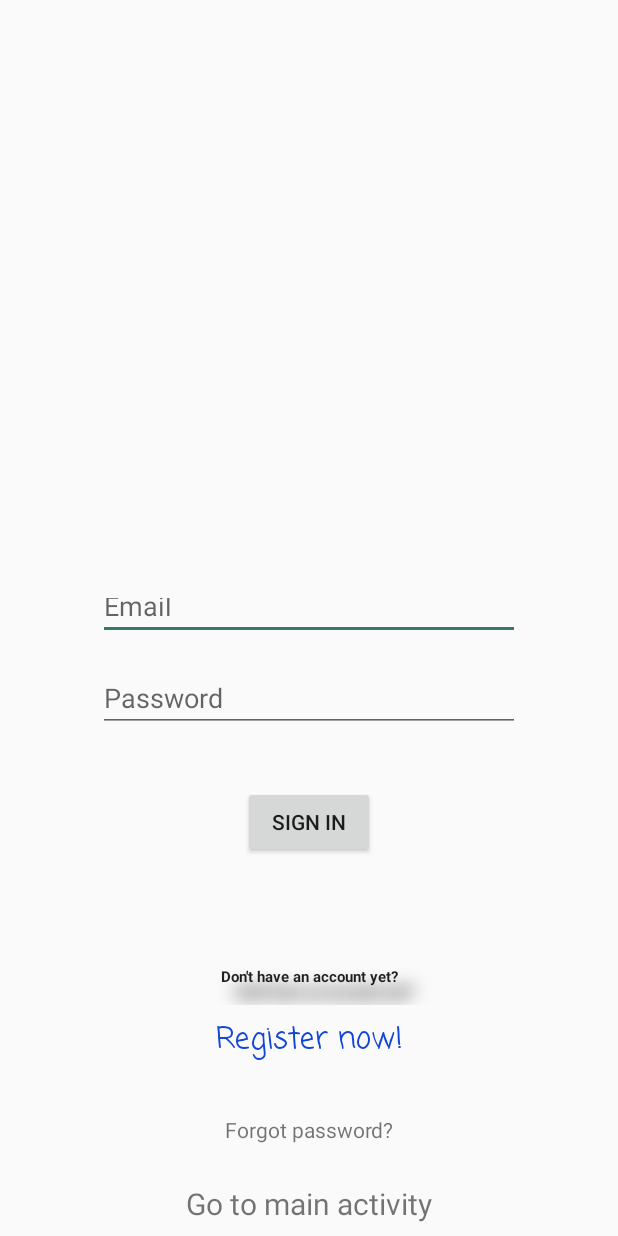
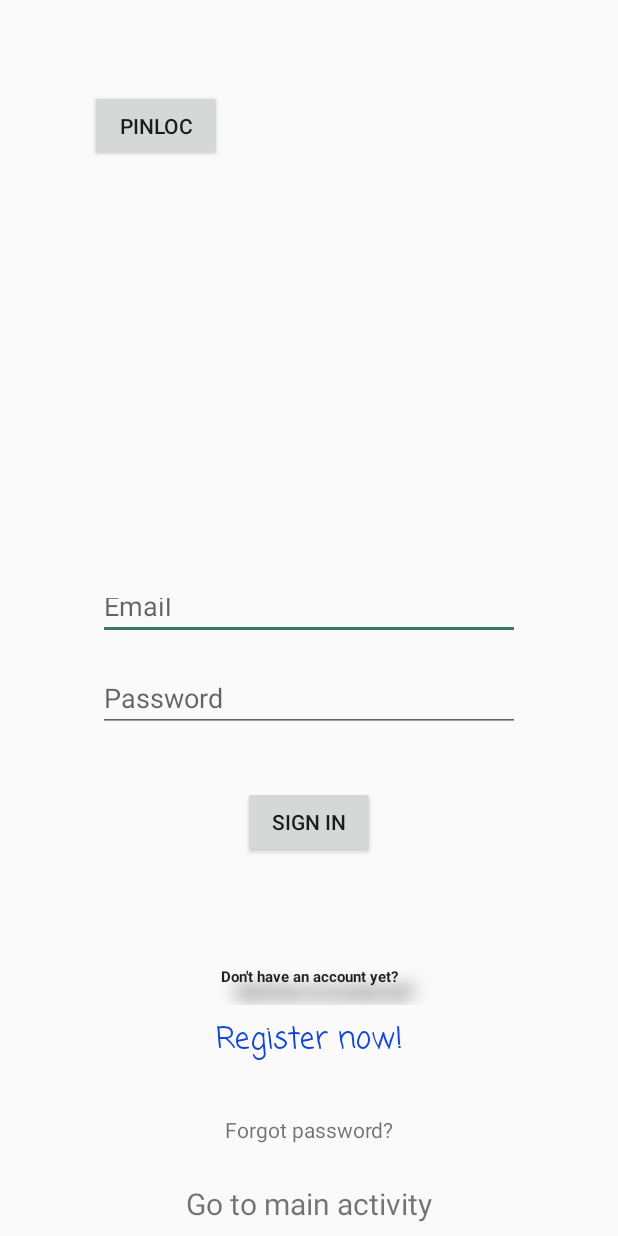
Before and after one commit to etindahan/eTindahan, an Android app: the LoginActivity screen opened directly, with no data from a screen before it, on a phone screen of 412 x 824 dp. Run offline under Robolectric (Android 15) with nearby library versions, the phone set to English and light mode, and no system bars; our stand-ins replace Firebase (no records; nobody signed in at launch, a user with empty details on screens opened directly); Roboto replaces fonts that are not available here; 1 statement that could not run was skipped.

```diff
--- a/app/src/main/java/com/etindahan/LoginActivity.java
+++ b/app/src/main/java/com/etindahan/LoginActivity.java
@@ -22,7 +22,7 @@ import org.w3c.dom.Text;
 public class LoginActivity extends AppCompatActivity {
 
     private FirebaseAuth mAuth;
-    private Button Login;
+    private Button Login,pinloc;
     private EditText Email, Password;
     private TextView Register,TOMAIN, ForgotPasswordLink;
 
@@ -37,6 +37,8 @@ public class LoginActivity extends AppCompatActivity {
         Register = findViewById(R.id.RegisterText);
         TOMAIN = findViewById(R.id.ToMainButton);
         ForgotPasswordLink = findViewById(R.id.forgotpasswordtext);
+
+        pinloc = findViewById(R.id.button2pinloc);
 
         // Initialize Firebase Auth
         mAuth = FirebaseAuth.getInstance();
@@ -97,7 +99,12 @@ public class LoginActivity extends AppCompatActivity {
                startActivity(new Intent(LoginActivity.this , ForgotPassword.class));
            }        });
 
-
+        pinloc.setOnClickListener(new View.OnClickListener() {
+            @Override
+            public void onClick(View v) {
+                startActivity(new Intent(LoginActivity.this, SetLocation.class));
+            }
+        });
 
 
     }
--- a/app/src/main/java/com/etindahan/NearmeFragment.java
+++ b/app/src/main/java/com/etindahan/NearmeFragment.java
@@ -101,7 +101,6 @@ public class NearmeFragment extends Fragment {
                         shops_near_me.remove(i);
                     }
                 }
-
                 adapter.notifyDataSetChanged();
             }
 
--- a/app/src/main/res/layout/activity_login.xml
+++ b/app/src/main/res/layout/activity_login.xml
@@ -130,5 +130,16 @@
         app:layout_constraintStart_toStartOf="parent"
         app:layout_constraintTop_toBottomOf="@+id/RegisterText" />
 
+    <Button
+        android:id="@+id/button2pinloc"
+        android:layout_width="wrap_content"
+        android:layout_height="wrap_content"
+        android:layout_marginStart="60dp"
+        android:layout_marginLeft="60dp"
+        android:layout_marginTop="60dp"
+        android:text="PinLoc"
+        app:layout_constraintStart_toStartOf="parent"
+        app:layout_constraintTop_toTopOf="parent" />
+
 
 </android.support.constraint.ConstraintLayout>
--- a/app/src/main/res/menu/bottom_navigation.xml
+++ b/app/src/main/res/menu/bottom_navigation.xml
@@ -11,7 +11,6 @@
         android:icon="@drawable/ic_near_me_black_24dp"
         android:title="Nearby"/>
 
-
     <item
         android:id="@+id/nav_cart"
         android:icon="@drawable/ic_shopping_cart_black_24dp"
--- a/app/src/main/res/values/strings.xml
+++ b/app/src/main/res/values/strings.xml
@@ -21,4 +21,5 @@
     <string name="title_activity_maps">Map</string>
     <string name="title_activity_buyer_m">Map</string>
     <string name="categories">Categories</string>
+    <string name="title_activity_set_location">Map</string>
 </resources>
```
Also changed, not shown: app/src/main/AndroidManifest.xml (+18 -6 lines), app/src/main/java/com/etindahan/SetLocation.java (added, +71 -0 lines), app/src/main/res/layout/activity_set_location.xml (added, +9 -0 lines).
